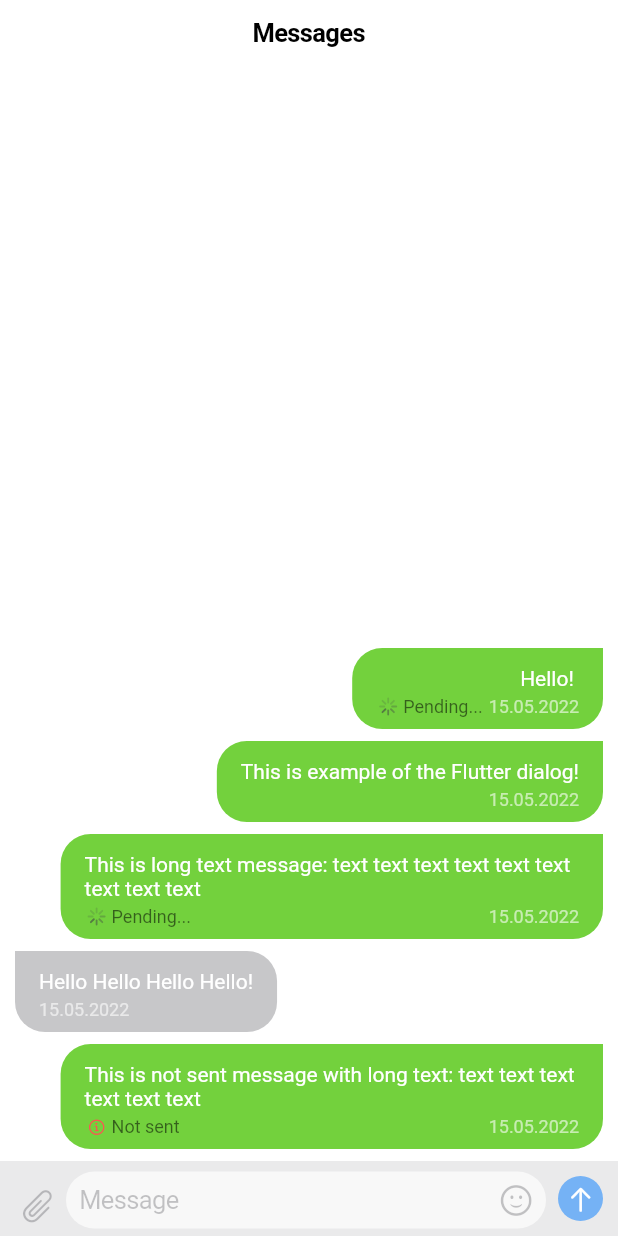
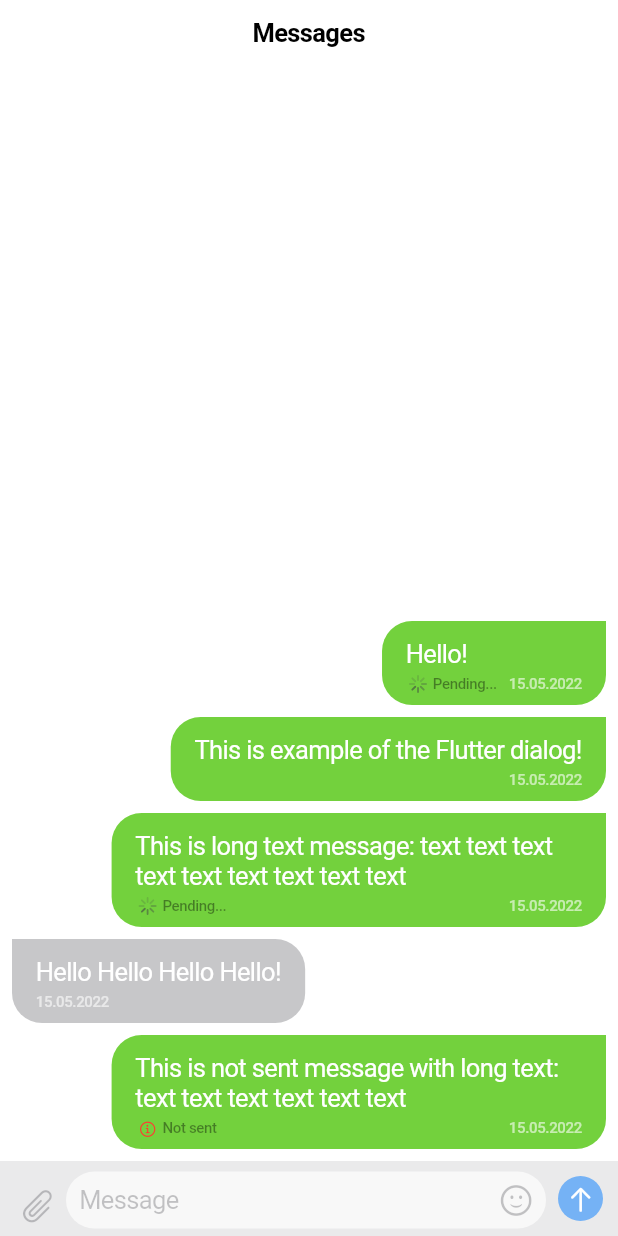
Before and after one commit to starchykov/flutter_dialog, a Flutter app: the screen it shows after launch, on a phone screen of 412 x 824 dp. Run offline on Flutter 3.47's test engine with Material 2 defaults, Android fonts, the phone set to English and light mode, and no system bars.

Commit message:
Some general improvements

```diff
--- a/lib/models/message_model.dart
+++ b/lib/models/message_model.dart
@@ -1,17 +1,20 @@
+import 'package:flutter/cupertino.dart';
+
+@immutable
 class Message {
   final String userName;
   final String message;
   final int isPending;
   final String creationDate;
 
-  const Message(this.userName, this.message, this.isPending, this.creationDate);
+  const Message({required this.userName, required this.message, required this.isPending, required this.creationDate});
 
   factory Message.fromRequest(dynamic message) {
     return Message(
-      message['userName'] as String,
-      message['note'] as String,
-      message['isPending'] as int,
-      message['creationDate'] as String,
+      userName: message['userName'] as String,
+      message: message['message'] as String,
+      isPending: message['isPending'] as int,
+      creationDate: message['creationDate'] as String,
     );
   }
 }
--- a/lib/ui/views/messages_screen/messages_item.dart
+++ b/lib/ui/views/messages_screen/messages_item.dart
@@ -1,34 +1,31 @@
 import 'package:flutter/cupertino.dart';
-import 'package:flutter/material.dart';
 import 'package:flutter_dialog/ui/widgets/wrapper.dart';
 import 'package:flutter_dialog/constants/constants.dart';
 import 'package:flutter_dialog/models/message_model.dart';
 
 class MessageItem extends StatelessWidget {
   final bool isCurrent;
-  final Function? onPress;
   final Message messageItem;
 
   const MessageItem({
     Key? key,
     required this.isCurrent,
-    this.onPress,
     required this.messageItem,
   }) : super(key: key);
 
   @override
   Widget build(BuildContext context) {
-    return MaterialWrapper(
-      borderTL: isCurrent ? 20 : 0,
-      borderTR: isCurrent ? 0 : 20,
-      color: isCurrent ? kSuccessColor : kDarkGrayColor,
-      widget: ConstrainedBox(
-        constraints: BoxConstraints(
-          minWidth: MediaQuery.of(context).size.width * .2,
-          maxWidth: MediaQuery.of(context).size.width * .8,
-        ),
-        child: IntrinsicWidth(
-          child: Column(
+    return ConstrainedBox(
+      constraints: BoxConstraints(
+        minWidth: MediaQuery.of(context).size.width * .2,
+        maxWidth: MediaQuery.of(context).size.width * .8,
+      ),
+      child: IntrinsicWidth(
+        child: Wrapper(
+          borderTL: isCurrent ? 20 : 0,
+          borderTR: isCurrent ? 0 : 20,
+          color: isCurrent ? kSuccessColor : kDarkGrayColor,
+          widget: Column(
             mainAxisSize: MainAxisSize.min,
             mainAxisAlignment: MainAxisAlignment.spaceBetween,
             crossAxisAlignment: CrossAxisAlignment.start,
@@ -36,12 +33,13 @@ class MessageItem extends StatelessWidget {
               Container(
                 padding: const EdgeInsets.symmetric(vertical: kDefaultTextSpace),
                 child: Row(
+                  mainAxisSize: MainAxisSize.min,
                   mainAxisAlignment: isCurrent ? MainAxisAlignment.end : MainAxisAlignment.start,
                   children: [
                     Flexible(
                       child: Text(
                         messageItem.message,
-                        style: const TextStyle(color: Colors.white),
+                        style: const TextStyle(color: CupertinoColors.white),
                       ),
                     ),
                   ],
@@ -52,9 +50,12 @@ class MessageItem extends StatelessWidget {
                 children: [
                   Text(
                     messageItem.creationDate,
-                    style: Theme.of(context).textTheme.caption!.merge(const TextStyle(color: Colors.white60)),
+                    style: CupertinoTheme.of(context)
+                        .textTheme
+                        .tabLabelTextStyle
+                        .merge(TextStyle(color: CupertinoColors.white.withOpacity(.6))),
                   ),
-                  const SizedBox(width: kDefaultTextSpace),
+                  const SizedBox(width: kDefaultTextSpace * 2),
                   const Spacer(),
                   Visibility(
                     visible: messageItem.isPending == 1,
@@ -64,7 +65,13 @@ class MessageItem extends StatelessWidget {
                         const CupertinoActivityIndicator(radius: 6),
                         const SizedBox(width: kDefaultTextSpace),
                         // Text('Pending...', style: TextStyle(fontSize: 11, color: Colors.black45)),
-                        Text('Pending...', style: Theme.of(context).textTheme.caption),
+                        Text(
+                          'Pending...',
+                          style: CupertinoTheme.of(context)
+                              .textTheme
+                              .tabLabelTextStyle
+                              .merge(TextStyle(color: CupertinoColors.black.withOpacity(.4))),
+                        ),
                       ],
                     ),
                   ),
@@ -73,9 +80,15 @@ class MessageItem extends StatelessWidget {
                     child: Row(
                       children: [
                         const SizedBox(width: 2),
-                        const Icon(CupertinoIcons.info_circle, size: 12, color: Colors.redAccent),
+                        const Icon(CupertinoIcons.info_circle, size: 12, color: CupertinoColors.destructiveRed),
                         const SizedBox(width: kDefaultTextSpace),
-                        Text('Not sent', style: Theme.of(context).textTheme.caption),
+                        Text(
+                          'Not sent',
+                          style: CupertinoTheme.of(context)
+                              .textTheme
+                              .tabLabelTextStyle
+                              .merge(TextStyle(color: CupertinoColors.black.withOpacity(.4))),
+                        ),
                       ],
                     ),
                   ),
--- a/lib/ui/views/messages_screen/messages_list.dart
+++ b/lib/ui/views/messages_screen/messages_list.dart
@@ -1,5 +1,4 @@
 import 'package:flutter/cupertino.dart';
-import 'package:flutter/services.dart';
 import 'package:flutter_dialog/ui/widgets/no_data_display.dart';
 import 'package:flutter_dialog/constants/constants.dart';
 import 'package:flutter_dialog/ui/widgets/context_menu.dart';
@@ -16,33 +15,18 @@ class MessagesList extends StatelessWidget {
     MessagesScreenViewModel viewModel = context.read<MessagesScreenViewModel>();
     MessagesScreenState state = context.select((MessagesScreenViewModel viewModel) => viewModel.state);
     if (state.messages.isEmpty) return const NoDataToDisplay(text: 'No data', top: 60);
-    return SizedBox(
-      height: MediaQuery.of(context).size.height,
-      child: ListView.builder(
+    return ListView.builder(
       keyboardDismissBehavior: ScrollViewKeyboardDismissBehavior.onDrag,
       controller: viewModel.scrollController,
       reverse: true,
       physics: const BouncingScrollPhysics(parent: AlwaysScrollableScrollPhysics()),
       itemCount: state.messages.length,
-        padding: const EdgeInsets.symmetric(vertical: kDefaultTextSpace, horizontal: 10),
+      padding: const EdgeInsets.symmetric(vertical: kDefaultTextSpace, horizontal: 8.0),
       itemBuilder: (context, index) {
         bool isCurrent = viewModel.currentUser(state.messages[index].userName);
-          return GestureDetector(
-            onHorizontalDragUpdate: (DragUpdateDetails details) {
-              // Note: Sensitivity is integer used when you don't want to mess up vertical drag
-              int sensitivity = 50;
-              if (details.delta.dx > sensitivity) {
-                // Right Swipe
-                HapticFeedback.heavyImpact();
-              } else if (details.delta.dx < -sensitivity) {
-                //Left Swipe
-                HapticFeedback.heavyImpact();
-              }
-            },
-            child: Row(
-              mainAxisAlignment: isCurrent ? MainAxisAlignment.end : MainAxisAlignment.start,
-              children: [
-                ContextMenu(
+        return Container(
+          alignment: isCurrent ? Alignment.centerRight : Alignment.centerLeft,
+          child: ContextMenu(
             menuActionHeight: 45.0,
             menuWidth: MediaQuery.of(context).size.width * .5,
             bottomOffsetHeight: kDefaultTextSpace,
@@ -67,11 +51,8 @@ class MessagesList extends StatelessWidget {
             ],
             child: MessageItem(isCurrent: isCurrent, messageItem: state.messages[index]),
           ),
-              ],
-            ),
         );
       },
-      ),
     );
   }
 }
--- a/lib/ui/widgets/wrapper.dart
+++ b/lib/ui/widgets/wrapper.dart
@@ -1,9 +1,9 @@
 import 'package:flutter/material.dart';
 import 'package:flutter_dialog/constants/constants.dart';
 
-class MaterialWrapper extends StatelessWidget {
+class Wrapper extends StatelessWidget {
   /// Widget which will be wrapper by decoration wrapper.
-  /// Value cann not be null.
+  /// Value can not be null.
   final Widget widget;
 
   /// [Material] decoration [Color] value.
@@ -28,7 +28,7 @@ class MaterialWrapper extends StatelessWidget {
 
   /// Wrapper for messages instance widget. Wrapper has default margin (top: 5, bottom: 5)
   /// and default padding (vertical: 15, horizontal: 15).
-  const MaterialWrapper({
+  const Wrapper({
     Key? key,
     required this.widget,
     this.color,
@@ -39,9 +39,8 @@ class MaterialWrapper extends StatelessWidget {
   }) : super(key: key);
 
   @override
-  Widget build(BuildContext context) => Material(
-        color: Colors.transparent,
-        child: Container(
+  Widget build(BuildContext context) {
+    return Container(
       margin: const EdgeInsets.only(top: kDefaultTextSpace, bottom: kDefaultTextSpace),
       padding: const EdgeInsets.symmetric(vertical: kDefaultDoubleOffset, horizontal: kDefaultOffset),
       decoration: BoxDecoration(
@@ -54,6 +53,6 @@ class MaterialWrapper extends StatelessWidget {
         ),
       ),
       child: widget,
-        ),
     );
   }
+}
--- a/pubspec.yaml
+++ b/pubspec.yaml
@@ -36,6 +36,8 @@ dependencies:
   cupertino_icons: ^1.0.2
 
   provider: ^6.0.3
+
+  intl: ^0.17.0
 
 dev_dependencies:
   flutter_test:
```
Also changed, not shown: lib/ui/views/messages_screen/messages_screen_view_model.dart (+39 -9 lines), pubspec.lock. Lines whose indentation alone changed are shown as unchanged.
